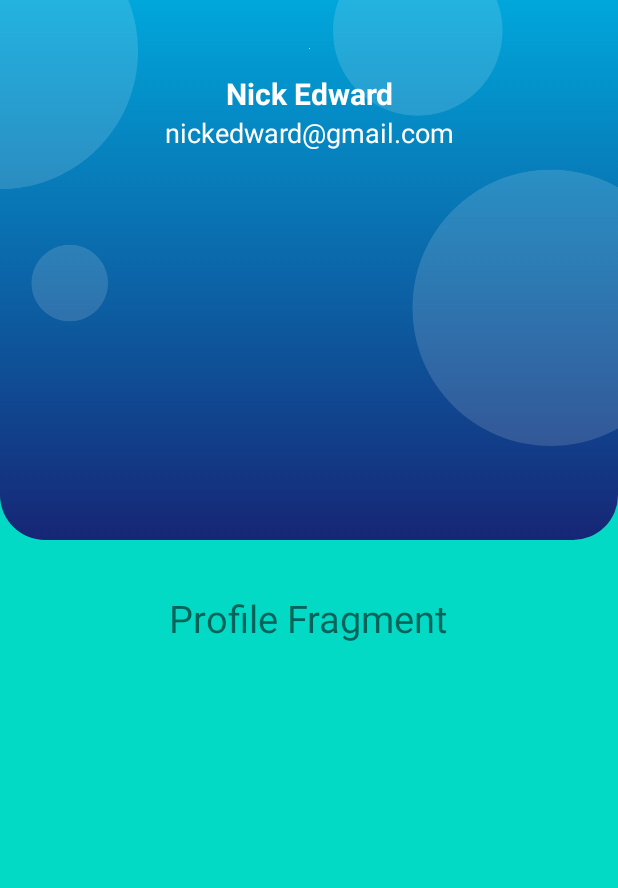
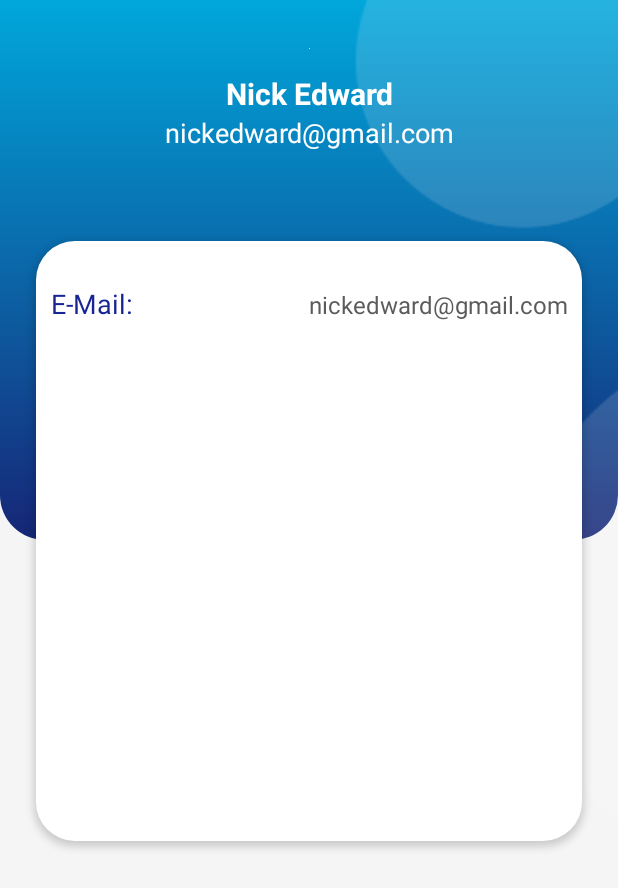
Before and after one commit to Kantholzwerfer/FlexVideoTM, an Android app: the layout fragment_profile.xml on its own in the app's theme, with its tools: preview values and no code run, on a phone screen of 412 x 824 dp. Shown: the top 888 px of the screen. Run offline under Robolectric (Android 15) with nearby library versions, the light colour scheme and no system bars.

```diff
--- /dev/null
+++ b/app/src/main/res/drawable/white_background.xml
@@ -0,0 +1,9 @@
+<?xml version="1.0" encoding="utf-8"?>
+<selector xmlns:android="http://schemas.android.com/apk/res/android">
+    <item>
+        <shape android:shape="rectangle">
+            <solid android:color="#ffffff" />
+            <corners android:radius="26dp"></corners>
+        </shape>
+    </item>
+</selector>
--- a/app/src/main/res/layout/fragment_profile.xml
+++ b/app/src/main/res/layout/fragment_profile.xml
@@ -4,17 +4,10 @@
     xmlns:tools="http://schemas.android.com/tools"
     android:layout_width="match_parent"
     android:layout_height="match_parent"
-    android:background="@color/teal_200"
+    android:background="#F5F5F5"
     tools:context=".Profile">
 
     <!-- TODO: Update blank fragment layout -->
-    <TextView
-        android:layout_width="wrap_content"
-        android:layout_height="wrap_content"
-        android:text="Profile Fragment"
-        android:textSize="25dp"
-        android:layout_gravity="center"
-        />
 
     <ScrollView
         android:layout_width="match_parent"
@@ -27,16 +20,25 @@
 
             <androidx.constraintlayout.widget.ConstraintLayout
                 android:layout_width="match_parent"
-                android:layout_height="match_parent">
+                android:layout_height="wrap_content">
 
                 <androidx.constraintlayout.widget.ConstraintLayout
                     android:layout_width="match_parent"
-                    android:layout_height="360dp"
-                    android:background="@drawable/top_background"
+                    android:layout_height="wrap_content"
                     app:layout_constraintEnd_toEndOf="parent"
                     app:layout_constraintHorizontal_bias="0.0"
                     app:layout_constraintStart_toStartOf="parent"
                     app:layout_constraintTop_toTopOf="parent">
+
+                    <androidx.constraintlayout.widget.ConstraintLayout
+                        android:layout_width="match_parent"
+                        android:layout_height="360dp"
+                        android:background="@drawable/top_background"
+                        app:layout_constraintEnd_toEndOf="parent"
+                        app:layout_constraintStart_toStartOf="parent"
+                        app:layout_constraintTop_toTopOf="parent">
+
+                    </androidx.constraintlayout.widget.ConstraintLayout>
 
                     <ImageView
                         android:id="@+id/imageView"
@@ -75,9 +77,91 @@
                     <ImageView
                         android:id="@+id/imageView2"
                         android:layout_width="wrap_content"
-                        android:layout_height="wrap_content"
-                        android:src="@drawable/circles" />
+                        android:layout_height="0dp"
+                        android:scaleType="centerCrop"
+                        android:src="@drawable/circles"
+                        app:layout_constraintBottom_toBottomOf="parent"
+                        app:layout_constraintEnd_toEndOf="parent"
+                        app:layout_constraintStart_toStartOf="parent"
+                        app:layout_constraintTop_toTopOf="parent" />
+
+                    <LinearLayout
+                        android:layout_width="match_parent"
+                        android:layout_height="400dp"
+                        android:layout_marginStart="24dp"
+                        android:layout_marginTop="60dp"
+                        android:layout_marginEnd="24dp"
+                        android:layout_marginBottom="24dp"
+                        android:background="@drawable/white_background"
+                        android:elevation="3dp"
+                        android:orientation="vertical"
+                        app:layout_constraintBottom_toBottomOf="parent"
+                        app:layout_constraintEnd_toEndOf="parent"
+                        app:layout_constraintStart_toStartOf="parent"
+                        app:layout_constraintTop_toBottomOf="@+id/textView2">
+
+                        <LinearLayout
+                            android:layout_width="match_parent"
+                            android:layout_height="wrap_content"
+                            android:orientation="horizontal">
+
+                            <LinearLayout
+                                android:layout_width="match_parent"
+                                android:layout_height="match_parent"
+                                android:orientation="vertical">
+
+                                <androidx.constraintlayout.widget.ConstraintLayout
+                                    android:layout_width="match_parent"
+                                    android:layout_height="match_parent">
+
+                                </androidx.constraintlayout.widget.ConstraintLayout>
+
+                                <TextView
+                                    android:id="@+id/textView3"
+                                    android:layout_width="wrap_content"
+                                    android:layout_height="wrap_content"
+                                    android:text="TextView" />
+                            </LinearLayout>
+                        </LinearLayout>
+
+                        <LinearLayout
+                            android:layout_width="match_parent"
+                            android:layout_height="wrap_content"
+                            android:layout_margin="10dp"
+                            android:orientation="horizontal">
+
+                            <TextView
+                                android:id="@+id/textView4"
+                                android:layout_width="wrap_content"
+                                android:layout_height="wrap_content"
+                                android:layout_weight="1"
+                                android:text="E-Mail:"
+                                android:textColor="#182693"
+                                android:textSize="18sp"
+                                />
+
+                            <TextView
+                                android:id="@+id/textView5"
+                                android:layout_width="wrap_content"
+                                android:layout_height="wrap_content"
+                                android:layout_weight="1"
+                                android:text="nickedward@gmail.com"
+                                android:textColor="#5B5B5B"
+                                android:textSize="16sp"
+                                android:textAlignment="viewEnd"
+                                />
+
+                        </LinearLayout>
+
+                        <View
+                            android:id="@+id/view"
+                            android:layout_width="match_parent"
+                            android:layout_height="1dp"
+                            android:layout_weight="1" />
+                    </LinearLayout>
+
                 </androidx.constraintlayout.widget.ConstraintLayout>
+
             </androidx.constraintlayout.widget.ConstraintLayout>
         </LinearLayout>
     </ScrollView>
```
